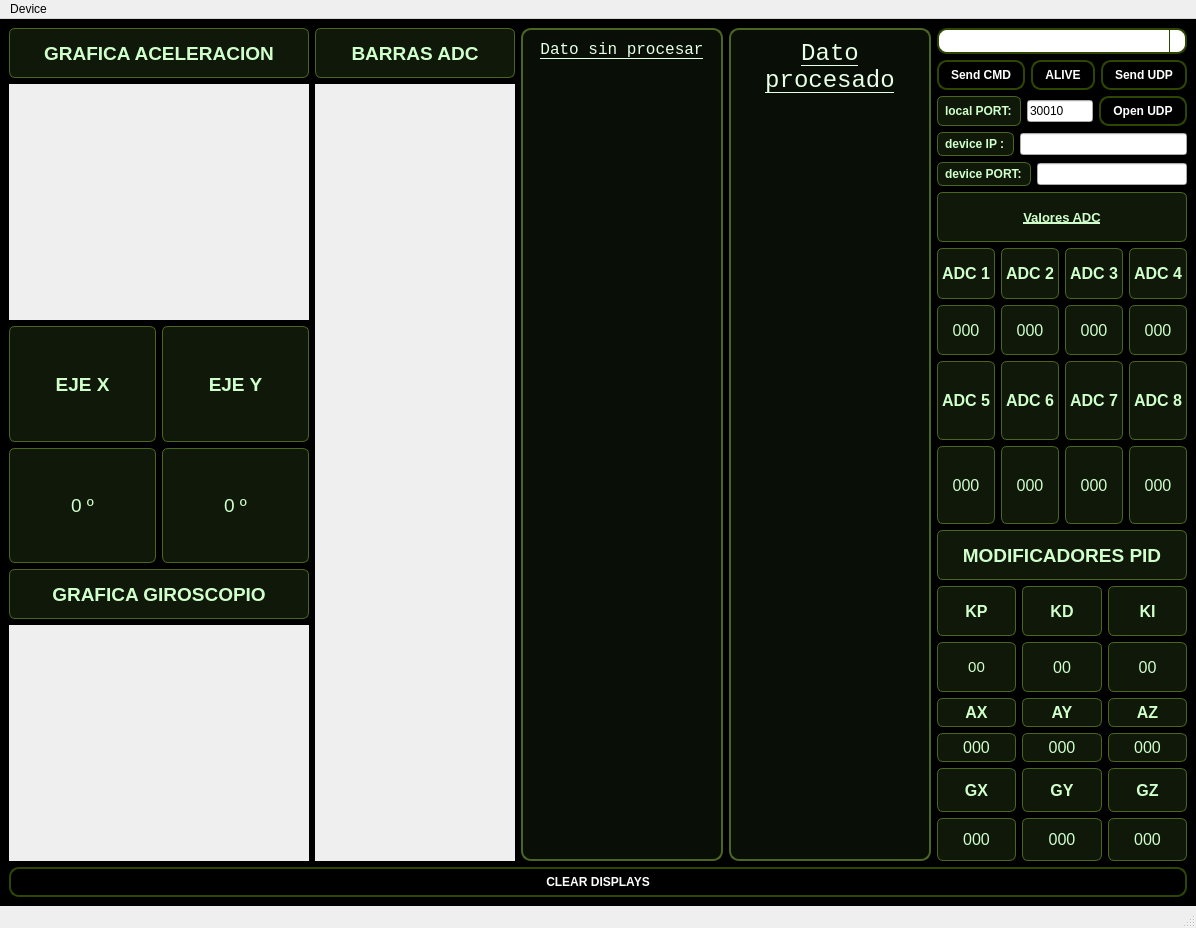
Qt form mainwindow.ui (tadeomendelevich/BalancinQT) before a commit.
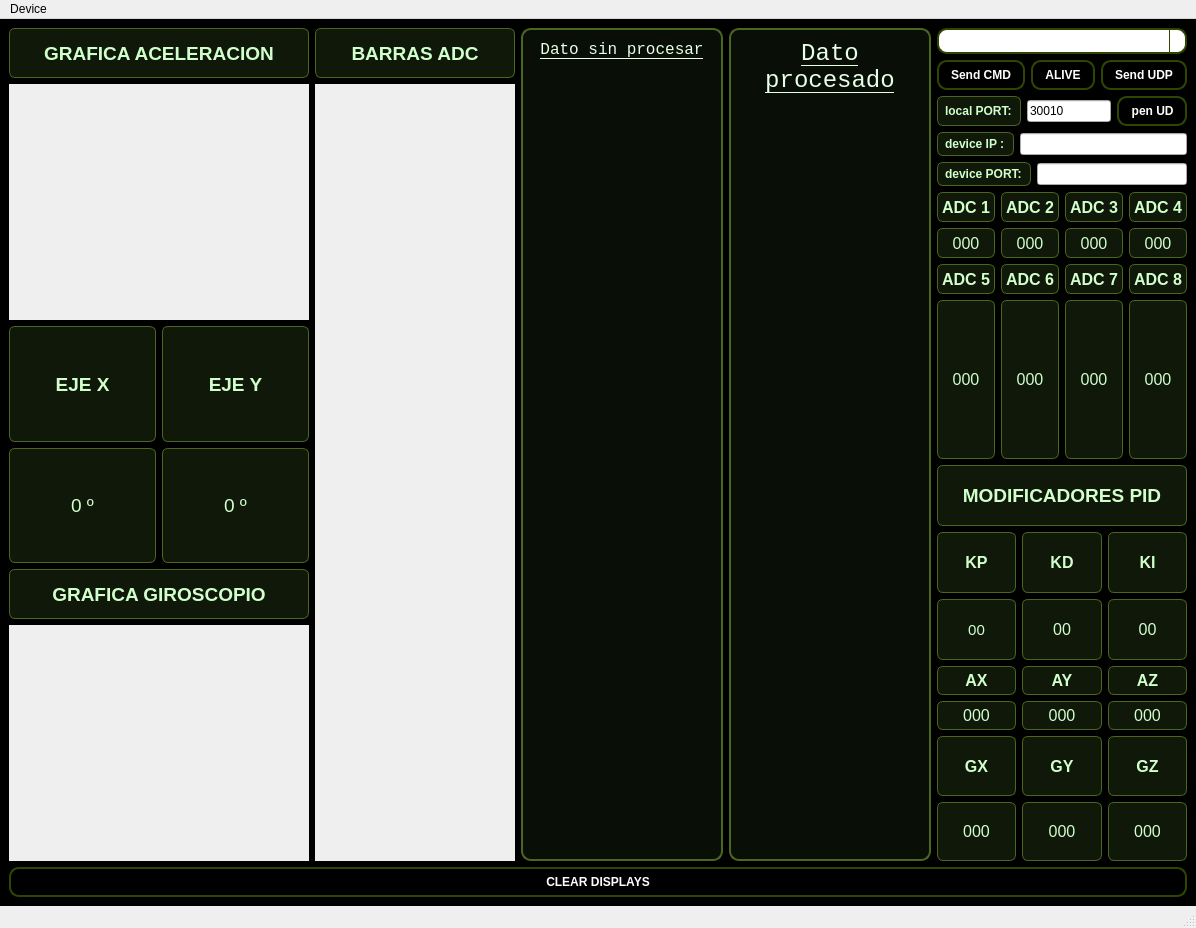
The same form after that commit. Icons and pictures are not drawn. Custom widgets are drawn as their Qt base class.

Commit message: Codigo previo a agregar el sistema lector de telemetria que envia el STM32 con los datos de la mpu y erorres de PID.

The edit to the form file:
```diff
--- a/mainwindow.ui
+++ b/mainwindow.ui
@@ -428,6 +428,12 @@
               </item>
               <item>
                <widget class="QPushButton" name="pushButton_OPENUDP">
+                <property name="minimumSize">
+                 <size>
+                  <width>70</width>
+                  <height>30</height>
+                 </size>
+                </property>
                 <property name="text">
                  <string>Open UDP</string>
                 </property>
@@ -482,28 +488,17 @@
          </layout>
         </item>
         <item>
-         <layout class="QVBoxLayout" name="verticalLayout_2" stretch="0,0,0">
-          <item>
-           <widget class="QLabel" name="label_6">
-            <property name="font">
-             <font>
-              <pointsize>10</pointsize>
-              <bold>true</bold>
-              <underline>true</underline>
-             </font>
-            </property>
-            <property name="text">
-             <string>Valores ADC</string>
-            </property>
-            <property name="alignment">
-             <set>Qt::AlignCenter</set>
-            </property>
-           </widget>
-          </item>
+         <layout class="QVBoxLayout" name="verticalLayout_2" stretch="0,0">
           <item>
            <layout class="QHBoxLayout" name="horizontalLayout_3">
             <item>
              <widget class="QLabel" name="label_ADC_1">
+              <property name="maximumSize">
+               <size>
+                <width>16777215</width>
+                <height>30</height>
+               </size>
+              </property>
               <property name="font">
                <font>
                 <pointsize>12</pointsize>
@@ -523,6 +518,12 @@
             </item>
             <item>
              <widget class="QLabel" name="label_2">
+              <property name="maximumSize">
+               <size>
+                <width>16777215</width>
+                <height>30</height>
+               </size>
+              </property>
               <property name="font">
                <font>
                 <pointsize>12</pointsize>
@@ -542,6 +543,12 @@
             </item>
             <item>
              <widget class="QLabel" name="label_ADC_3">
+              <property name="maximumSize">
+               <size>
+                <width>16777215</width>
+                <height>30</height>
+               </size>
+              </property>
               <property name="font">
                <font>
                 <pointsize>12</pointsize>
@@ -561,6 +568,12 @@
             </item>
             <item>
              <widget class="QLabel" name="label_ADC_4">
+              <property name="maximumSize">
+               <size>
+                <width>16777215</width>
+                <height>30</height>
+               </size>
+              </property>
               <property name="font">
                <font>
                 <pointsize>12</pointsize>
@@ -581,6 +594,12 @@
            <layout class="QHBoxLayout" name="horizontalLayout_4">
             <item>
              <widget class="QLabel" name="label_ADCVALUE_1">
+              <property name="maximumSize">
+               <size>
+                <width>16777215</width>
+                <height>30</height>
+               </size>
+              </property>
               <property name="font">
                <font>
                 <pointsize>12</pointsize>
@@ -601,6 +620,12 @@
             </item>
             <item>
              <widget class="QLabel" name="label_ADCVALUE_2">
+              <property name="maximumSize">
+               <size>
+                <width>16777215</width>
+                <height>30</height>
+               </size>
+              </property>
               <property name="font">
                <font>
                 <pointsize>12</pointsize>
@@ -621,6 +646,12 @@
             </item>
             <item>
              <widget class="QLabel" name="label_ADCVALUE_3">
+              <property name="maximumSize">
+               <size>
+                <width>16777215</width>
+                <height>30</height>
+               </size>
+              </property>
               <property name="font">
                <font>
                 <pointsize>12</pointsize>
@@ -641,6 +672,12 @@
             </item>
             <item>
              <widget class="QLabel" name="label_ADCVALUE_4">
+              <property name="maximumSize">
+               <size>
+                <width>16777215</width>
+                <height>30</height>
+               </size>
+              </property>
               <property name="font">
                <font>
                 <pointsize>12</pointsize>
@@ -664,6 +701,12 @@
            <layout class="QHBoxLayout" name="horizontalLayout_7">
             <item>
              <widget class="QLabel" name="label_ADC_5">
+              <property name="maximumSize">
+               <size>
+                <width>16777215</width>
+                <height>30</height>
+               </size>
+              </property>
               <property name="font">
                <font>
                 <pointsize>12</pointsize>
@@ -680,6 +723,12 @@
             </item>
             <item>
              <widget class="QLabel" name="label_ADC_6">
+              <property name="maximumSize">
+               <size>
+                <width>16777215</width>
+                <height>30</height>
+               </size>
+              </property>
               <property name="font">
                <font>
                 <pointsize>12</pointsize>
@@ -696,6 +745,12 @@
             </item>
             <item>
              <widget class="QLabel" name="label_ADC_7">
+              <property name="maximumSize">
+               <size>
+                <width>16777215</width>
+                <height>30</height>
+               </size>
+              </property>
               <property name="font">
                <font>
                 <pointsize>12</pointsize>
@@ -712,6 +767,12 @@
             </item>
             <item>
              <widget class="QLabel" name="label_ADC_8">
+              <property name="maximumSize">
+               <size>
+                <width>60</width>
+                <height>30</height>
+               </size>
+              </property>
               <property name="font">
                <font>
                 <pointsize>12</pointsize>
```
The commit also changes 2 other files.
